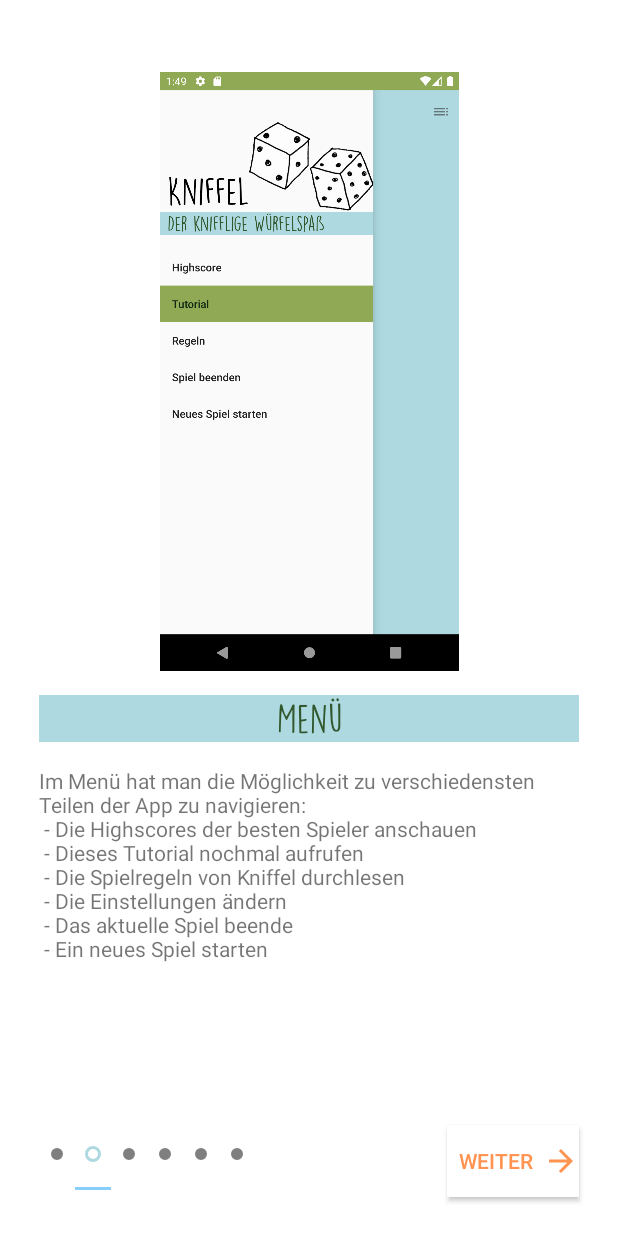
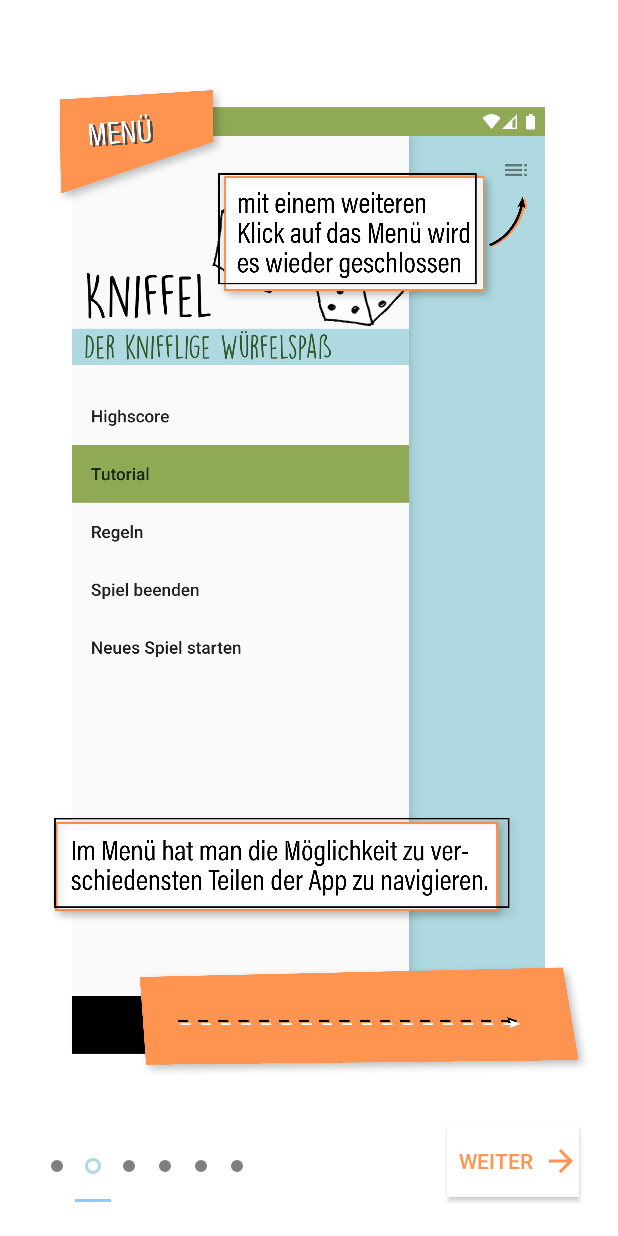
Before and after one commit to UniRegensburg/abschlussprojekte-mobile-apps-fur-android-yahtzee-5, an Android app: the screen it shows after launch (Tutorial), item 2 of the bottom bar chosen, on a phone screen of 412 x 824 dp. Run offline under Robolectric (Android 15) with nearby library versions, the phone set to English and light mode, and no system bars.

Commit message:
Tutorial Überarbeitung

```diff
--- a/app/src/main/java/com/example/kniffel/Tutorial/ScreenItem.java
+++ b/app/src/main/java/com/example/kniffel/Tutorial/ScreenItem.java
@@ -1,25 +1,13 @@
 package com.example.kniffel.Tutorial;
 
 public class ScreenItem {
-    int screenTitle, screenDescription, screenImage;
+    int  screenImage;
 
-    public ScreenItem(int title, int description, int screenImage){
-        screenTitle = title;
-        screenDescription = description;
+    public ScreenItem( int screenImage){
         this.screenImage = screenImage;
 
     }
-    public void setTitle(int title){
-        screenTitle = title;
-    }
 
-    public int getTitle() {
-        return screenTitle;
-    }
-
-    public int getDescription(){
-        return screenDescription;
-    }
 
     public int getScreenImage(){
         return screenImage;
--- a/app/src/main/java/com/example/kniffel/Tutorial/Tutorial.java
+++ b/app/src/main/java/com/example/kniffel/Tutorial/Tutorial.java
@@ -70,12 +70,12 @@ public class Tutorial extends AppCompatActivity {
      * ListScreen befüllen
      */
     private void fillScreenList() {
-        mList.add(new ScreenItem(R.string.tutorial_title_menu_player, R.string.tutorial_description_menu_player, R.drawable.tutorial_main));
-        mList.add(new ScreenItem(R.string.tutorial_title_burger_menu, R.string.tutorial_description_burger_menu, R.drawable.tutorial_burger_menu));
-        mList.add(new ScreenItem(R.string.tutorial_title_player_name, R.string.tutorial_description_player_name, R.drawable.tutorial_insert_name));
-        mList.add(new ScreenItem(R.string.tutorial_title_dice_activity, R.string.tutorial_description_dice_activity, R.drawable.tutorial_dice_activity));
-        mList.add(new ScreenItem(R.string.tutorial_title_dice_activity_selected, R.string.tutorial_description_dice_activity_selected, R.drawable.tutorial_dice_acrtivity_selected));
-        mList.add(new ScreenItem(R.string.tutorial_table_results, R.string.tutorial_description_table_results, R.drawable.tutorial_table_results));
+        mList.add(new ScreenItem( R.drawable.tutorial_main));
+        mList.add(new ScreenItem( R.drawable.tutorial_burger_menu));
+        mList.add(new ScreenItem( R.drawable.tutorial_insert_name));
+        mList.add(new ScreenItem(R.drawable.tutorial_dice_activity));
+        mList.add(new ScreenItem( R.drawable.tutorial_dice_acrtivity_selected));
+        mList.add(new ScreenItem( R.drawable.tutorial_table_results));
     }
 
     private void initButton() {
--- a/app/src/main/java/com/example/kniffel/Tutorial/TutorialViewPagerAdapter.java
+++ b/app/src/main/java/com/example/kniffel/Tutorial/TutorialViewPagerAdapter.java
@@ -30,11 +30,7 @@ public class TutorialViewPagerAdapter extends PagerAdapter {
         View layoutScreen = inflater.inflate(R.layout.layout_screen_tutorial, null);
 
         ImageView imgSlide = layoutScreen.findViewById(R.id.tutorial_image);
-        TextView title = layoutScreen.findViewById(R.id.tutorial_title);
-        TextView description = layoutScreen.findViewById(R.id.tutorial_description);
 
-        title.setText(mListScreen.get(position).getTitle());
-        description.setText(mListScreen.get(position).getDescription());
         imgSlide.setImageResource(mListScreen.get(position).getScreenImage());
 
         container.addView(layoutScreen);
--- a/app/src/main/res/layout/layout_screen_tutorial.xml
+++ b/app/src/main/res/layout/layout_screen_tutorial.xml
@@ -8,52 +8,19 @@
 
     <androidx.constraintlayout.widget.Guideline
         android:id="@+id/guideline2"
-        android:layout_width="wrap_content"
-        android:layout_height="wrap_content"
+        android:layout_width="match_parent"
+        android:layout_height="match_parent"
         android:orientation="horizontal"
-        app:layout_constraintGuide_begin="473dp" />
-
-
-        <TextView
-            android:id="@+id/tutorial_title"
-            android:layout_width="match_parent"
-            android:layout_height="wrap_content"
-            android:layout_marginStart="16dp"
-            android:layout_marginTop="16dp"
-            android:layout_marginEnd="16dp"
-            android:background="@drawable/custom_button2"
-            android:fontFamily="@font/kniffel_textart"
-            android:text="TextView"
-            android:textAlignment="center"
-            android:textColor="@color/mid_green"
-            android:textSize="25sp"
-            app:layout_constraintEnd_toEndOf="parent"
-            app:layout_constraintStart_toStartOf="parent"
-            app:layout_constraintTop_toBottomOf="@id/tutorial_image" />
-
-
-        <TextView
-            android:id="@+id/tutorial_description"
-            android:layout_width="wrap_content"
-            android:layout_height="wrap_content"
-            android:padding="16dp"
-            android:text="TextView"
-            app:layout_constraintBottom_toBottomOf="parent"
-            app:layout_constraintEnd_toEndOf="parent"
-            app:layout_constraintStart_toStartOf="parent"
-            app:layout_constraintTop_toBottomOf="@+id/tutorial_title"
-            app:layout_constraintVertical_bias="0.0" />
+        app:layout_constraintGuide_begin="700dp" />
 
 
     <ImageView
         android:id="@+id/tutorial_image"
-            android:layout_width="259dp"
-            android:layout_height="399dp"
+        android:layout_width="match_parent"
+        android:layout_height="match_parent"
         android:layout_marginStart="8dp"
-            android:layout_marginTop="8dp"
         android:layout_marginEnd="8dp"
-            android:layout_marginBottom="336dp"
-            app:layout_constraintBottom_toTopOf="@+id/tutorial_title"
+        app:layout_constraintBottom_toBottomOf="parent"
         app:layout_constraintEnd_toEndOf="parent"
         app:layout_constraintHorizontal_bias="0.505"
         app:layout_constraintStart_toStartOf="parent"
--- a/app/src/main/res/layout/tutorial_actvitiy.xml
+++ b/app/src/main/res/layout/tutorial_actvitiy.xml
@@ -26,7 +26,7 @@
         android:layout_width="match_parent"
         android:layout_height="match_parent"
         android:layout_marginTop="30dp"
-        android:layout_marginBottom="100dp"
+        android:layout_marginBottom="80dp"
         app:layout_constraintBottom_toBottomOf="parent"
         app:layout_constraintEnd_toEndOf="parent"
         app:layout_constraintStart_toStartOf="parent"
@@ -52,7 +52,7 @@
         android:visibility="invisible"
         android:layout_width="132dp"
         android:layout_height="44dp"
-        android:layout_marginBottom="40dp"
+        android:layout_marginBottom="16dp"
         android:background="@drawable/custom_button3"
         android:drawableTint="@color/gradient_start_color"
         android:padding="5dp"
--- a/app/src/main/res/values/strings.xml
+++ b/app/src/main/res/values/strings.xml
@@ -86,18 +86,6 @@
     // Tutorial
     <string name="tutorial_button_text">weiter</string>
     <string name="button_start_tutorial">Spiel starten</string>
-    <string name="tutorial_title_menu_player">Spieleranzahl und Menü</string>
-    <string name="tutorial_description_menu_player">In der obenen rechten Ecke befindet sich das Menü. Dieses dient der Navigation und kann mit einem Klick darauf geöffnet werden. \n Bevor das Spiel gestartet werden kann, muss die Spieleranzahl ausgewählt werden. Dazu sind drei Buttons vorhanden. Es sind zwei bis vier Spieler möglich.</string>
-    <string name="tutorial_title_player_name">Spieler eintragen</string>
-    <string name="tutorial_description_player_name">Ist die Spieleranzahl ausgewählt, kann für jeden Mitspieler der Name eingetragen werden. So weiß man später, wer an der Reihe ist und kann den aktuellen Spielstand in der Tabelle ablesen.</string>
-    <string name="tutorial_title_burger_menu">Menü</string>
-    <string name="tutorial_description_burger_menu">Im Menü hat man die Möglichkeit zu verschiedensten Teilen der App zu navigieren: \n - Die Highscores der besten Spieler anschauen \n - Dieses Tutorial nochmal aufrufen \n - Die Spielregeln von Kniffel durchlesen \n - Die Einstellungen ändern \n - Das aktuelle Spiel beende \n - Ein neues Spiel starten</string>
-    <string name="tutorial_title_dice_activity">Würfeln</string>
-    <string name="tutorial_description_dice_activity">"Es wird angezeigt, welcher Spieler an der Reihe ist und wie viele Würfe er beim aktuellen Spielzug noch hat. Um zu Würfeln muss das Gerät geschüttelt werden. "</string>
-    <string name="tutorial_title_dice_activity_selected">Würfel auswählen</string>
-    <string name="tutorial_description_dice_activity_selected">"Die Würfel, die nicht mehr mit gewürfelt werden sollen, können mit einem Klick auf diese ausgewählt werden. Ausgewählte Würfel erkennt man an einer orangen Umrandung. Bei erneutem schütteln ändert sich nur die Augenzahl der nicht ausgewählten Würfel.  \nDie Würfelauswahl kann durch eine zweite Berührung aufgehoben werden. \n Mit dem Button \"Scoreboard\" gelangt man zur Auswertungstabelle. "</string>
-    <string name="tutorial_table_results">Ergebnisse eintragen</string>
-    <string name="tutorial_description_table_results">Die Tabelle zeigt die Ergebnisse aller Spieler an. Man sieht welche Würfe erlangt werden können und welche bereits eingetragen sind. \n Zwei Buttons dienen der Navigation. Mit ihnen kann man zu den Würfeln zurückgelangen oder das gewürfelte Ergebnis beim entsprechenden Spieler eintragen. Kann das gewürfelte Ergebnis nicht an entsprechender Stelle eingetragen werden bzw. würde null Punkte ergeben, wird dies durch "/" gekennzeichnet und eingetragen .</string>
 
 
     //Spielerauswahl
```
Also changed, not shown: app/src/main/res/drawable-mdpi/tutorial_burger_menu.jpg (added), app/src/main/res/drawable-mdpi/tutorial_burger_menu.png (deleted), app/src/main/res/drawable-mdpi/tutorial_dice_acrtivity_selected.jpg (added), app/src/main/res/drawable-mdpi/tutorial_dice_acrtivity_selected.png (deleted), app/src/main/res/drawable-mdpi/tutorial_dice_activity.jpg (added), app/src/main/res/drawable-mdpi/tutorial_dice_activity.png (deleted), app/src/main/res/drawable-mdpi/tutorial_insert_name.jpg (added), app/src/main/res/drawable-mdpi/tutorial_insert_name.png (deleted), app/src/main/res/drawable-mdpi/tutorial_main.jpg (added), app/src/main/res/drawable-mdpi/tutorial_main.png (deleted), app/src/main/res/drawable-mdpi/tutorial_table_results.jpg (added), app/src/main/res/drawable-mdpi/tutorial_table_results.png (deleted). Lines whose indentation alone changed are shown as unchanged.
